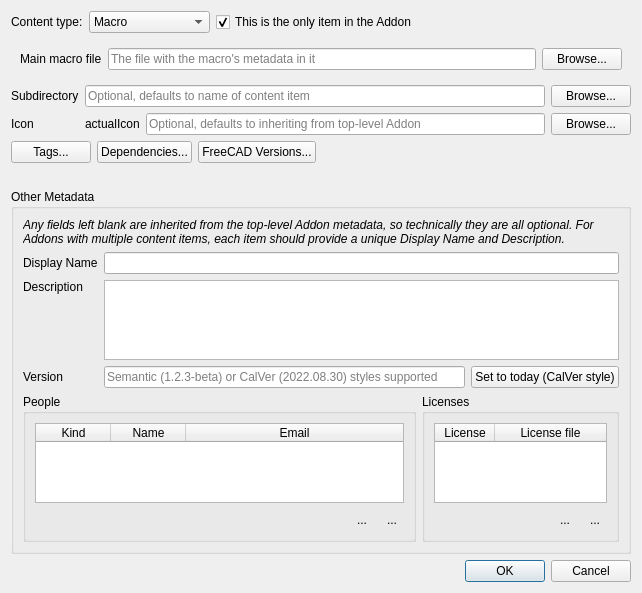
Before: the Qt Designer form developer_mode_add_content.ui in chennes/AddonManager, drawn with Qt 5.
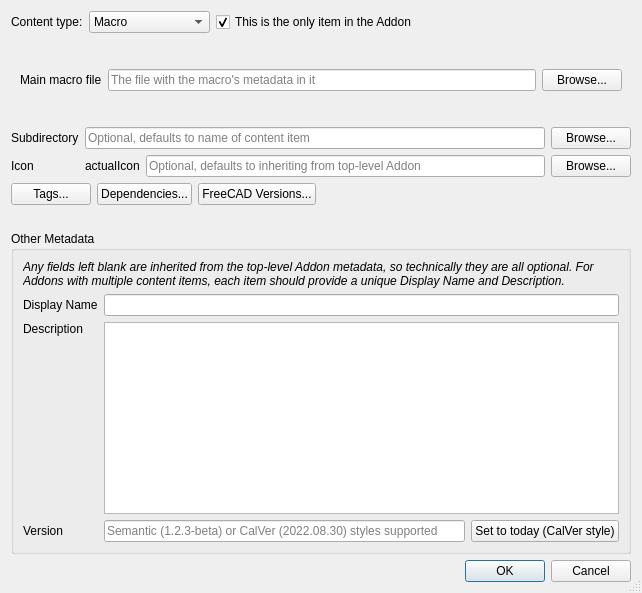
After: the same form once the commit is applied.

Commit message: Addon Manager: Refactor Licenses and People tables

```diff
--- a/developer_mode_add_content.ui
+++ b/developer_mode_add_content.ui
@@ -13,6 +13,9 @@
   <property name="windowTitle">
    <string>Content Item</string>
   </property>
+  <property name="sizeGripEnabled">
+   <bool>true</bool>
+  </property>
   <layout class="QVBoxLayout" name="verticalLayout">
    <item>
     <layout class="QHBoxLayout" name="horizontalLayout_6">
@@ -312,205 +315,7 @@
        </widget>
       </item>
       <item row="4" column="0" colspan="2">
-       <layout class="QHBoxLayout" name="peopleAndLicenseshorizontalLayout">
-        <item>
-         <widget class="QGroupBox" name="peopleGroupBox">
-          <property name="sizePolicy">
-           <sizepolicy hsizetype="Expanding" vsizetype="Preferred">
-            <horstretch>2</horstretch>
-            <verstretch>0</verstretch>
-           </sizepolicy>
-          </property>
-          <property name="title">
-           <string>People</string>
-          </property>
-          <layout class="QVBoxLayout" name="verticalLayoutPeople">
-           <item>
-            <widget class="QTableWidget" name="peopleTableWidget">
-             <property name="editTriggers">
-              <set>QAbstractItemView::NoEditTriggers</set>
-             </property>
-             <property name="selectionMode">
-              <enum>QAbstractItemView::SingleSelection</enum>
-             </property>
-             <property name="selectionBehavior">
-              <enum>QAbstractItemView::SelectRows</enum>
-             </property>
-             <property name="columnCount">
-              <number>3</number>
-             </property>
-             <attribute name="horizontalHeaderVisible">
-              <bool>true</bool>
-             </attribute>
-             <attribute name="horizontalHeaderDefaultSectionSize">
-              <number>75</number>
-             </attribute>
-             <attribute name="horizontalHeaderStretchLastSection">
-              <bool>true</bool>
-             </attribute>
-             <attribute name="verticalHeaderVisible">
-              <bool>false</bool>
-             </attribute>
-             <column>
-              <property name="text">
-               <string>Kind</string>
-              </property>
-             </column>
-             <column>
-              <property name="text">
-               <string>Name</string>
-              </property>
-             </column>
-             <column>
-              <property name="text">
-               <string>Email</string>
-              </property>
-             </column>
-            </widget>
-           </item>
-           <item>
-            <layout class="QHBoxLayout" name="horizontalLayoutPeople">
-             <item>
-              <spacer name="horizontalSpacerPeople">
-               <property name="orientation">
-                <enum>Qt::Horizontal</enum>
-               </property>
-               <property name="sizeHint" stdset="0">
-                <size>
-                 <width>40</width>
-                 <height>20</height>
-                </size>
-               </property>
-              </spacer>
-             </item>
-             <item>
-              <widget class="QToolButton" name="addPersonToolButton">
-               <property name="text">
-                <string>...</string>
-               </property>
-               <property name="autoRaise">
-                <bool>true</bool>
-               </property>
-              </widget>
-             </item>
-             <item>
-              <widget class="QToolButton" name="removePersonToolButton">
-               <property name="text">
-                <string>...</string>
-               </property>
-               <property name="autoRaise">
-                <bool>true</bool>
-               </property>
-              </widget>
-             </item>
-            </layout>
-           </item>
-          </layout>
-         </widget>
-        </item>
-        <item>
-         <widget class="QGroupBox" name="licensesGroupBox">
-          <property name="sizePolicy">
-           <sizepolicy hsizetype="Ignored" vsizetype="Preferred">
-            <horstretch>1</horstretch>
-            <verstretch>0</verstretch>
-           </sizepolicy>
-          </property>
-          <property name="minimumSize">
-           <size>
-            <width>150</width>
-            <height>0</height>
-           </size>
-          </property>
-          <property name="baseSize">
-           <size>
-            <width>0</width>
-            <height>0</height>
-           </size>
-          </property>
-          <property name="title">
-           <string>Licenses</string>
-          </property>
-          <layout class="QVBoxLayout" name="verticalLayoutLicenses">
-           <item>
-            <widget class="QTableWidget" name="licensesTableWidget">
-             <property name="editTriggers">
-              <set>QAbstractItemView::NoEditTriggers</set>
-             </property>
-             <property name="selectionMode">
-              <enum>QAbstractItemView::SingleSelection</enum>
-             </property>
-             <property name="selectionBehavior">
-              <enum>QAbstractItemView::SelectRows</enum>
-             </property>
-             <property name="columnCount">
-              <number>2</number>
-             </property>
-             <attribute name="horizontalHeaderVisible">
-              <bool>true</bool>
-             </attribute>
-             <attribute name="horizontalHeaderDefaultSectionSize">
-              <number>60</number>
-             </attribute>
-             <attribute name="horizontalHeaderStretchLastSection">
-              <bool>true</bool>
-             </attribute>
-             <attribute name="verticalHeaderVisible">
-              <bool>false</bool>
-             </attribute>
-             <column>
-              <property name="text">
-               <string>License</string>
-              </property>
-             </column>
-             <column>
-              <property name="text">
-               <string>License file</string>
-              </property>
-             </column>
-            </widget>
-           </item>
-           <item>
-            <layout class="QHBoxLayout" name="horizontalLayoutLicenses">
-             <item>
-              <spacer name="horizontalSpacer_Licenses">
-               <property name="orientation">
-                <enum>Qt::Horizontal</enum>
-               </property>
-               <property name="sizeHint" stdset="0">
-                <size>
-                 <width>40</width>
-                 <height>20</height>
-                </size>
-               </property>
-              </spacer>
-             </item>
-             <item>
-              <widget class="QToolButton" name="addLicenseToolButton">
-               <property name="text">
-                <string>...</string>
-               </property>
-               <property name="autoRaise">
-                <bool>true</bool>
-               </property>
-              </widget>
-             </item>
-             <item>
-              <widget class="QToolButton" name="removeLicenseToolButton">
-               <property name="text">
-                <string>...</string>
-               </property>
-               <property name="autoRaise">
-                <bool>true</bool>
-               </property>
-              </widget>
-             </item>
-            </layout>
-           </item>
-          </layout>
-         </widget>
-        </item>
-       </layout>
+       <layout class="QHBoxLayout" name="peopleAndLicenseshorizontalLayout"/>
       </item>
       <item row="0" column="0" colspan="2">
        <widget class="QLabel" name="label_6">
```
The commit also changes 15 other files.
